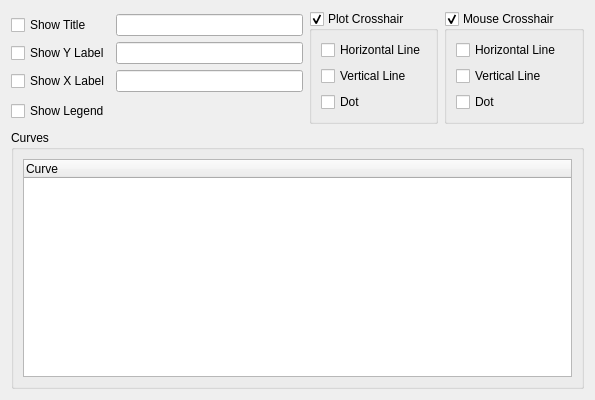
Qt form src/PlotPropertiesDialog.ui (noedigcode/GidPlot) before a commit.
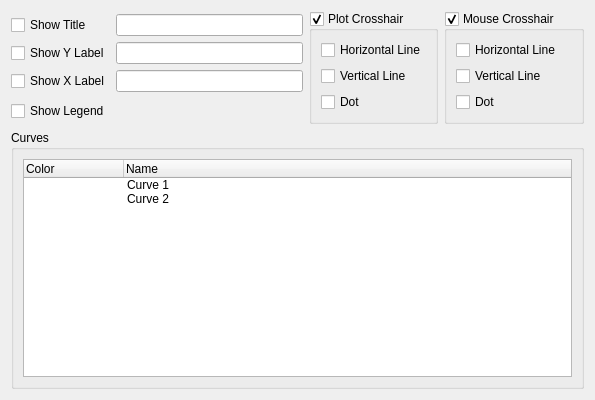
The same form after that commit.

Commit message: Implement curves tree in plot properties dialog. Renaming and changing color works for subplots, not yet for map plots. Consolidate creation of color icon in PlotMenu class.

Diff of the .ui file:
```diff
--- a/src/PlotPropertiesDialog.ui
+++ b/src/PlotPropertiesDialog.ui
@@ -156,11 +156,44 @@
      <layout class="QVBoxLayout" name="verticalLayout_4">
       <item>
        <widget class="QTreeWidget" name="treeWidget_curves">
+        <property name="editTriggers">
+         <set>QAbstractItemView::EditKeyPressed</set>
+        </property>
+        <property name="indentation">
+         <number>0</number>
+        </property>
+        <property name="itemsExpandable">
+         <bool>true</bool>
+        </property>
+        <property name="allColumnsShowFocus">
+         <bool>false</bool>
+        </property>
         <column>
          <property name="text">
-          <string notr="true">Curve</string>
+          <string>Color</string>
          </property>
         </column>
+        <column>
+         <property name="text">
+          <string notr="true">Name</string>
+         </property>
+        </column>
+        <item>
+         <property name="text">
+          <string/>
+         </property>
+         <property name="text">
+          <string>Curve 1</string>
+         </property>
+        </item>
+        <item>
+         <property name="text">
+          <string/>
+         </property>
+         <property name="text">
+          <string>Curve 2</string>
+         </property>
+        </item>
        </widget>
       </item>
      </layout>
```
The commit also changes 10 other files.
